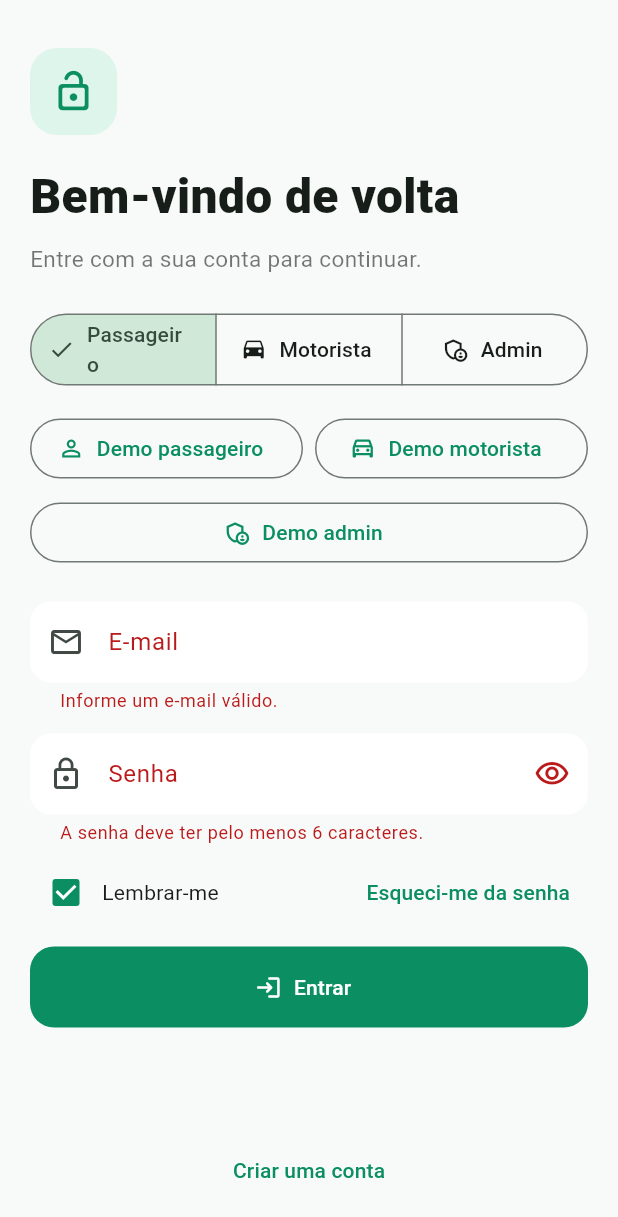
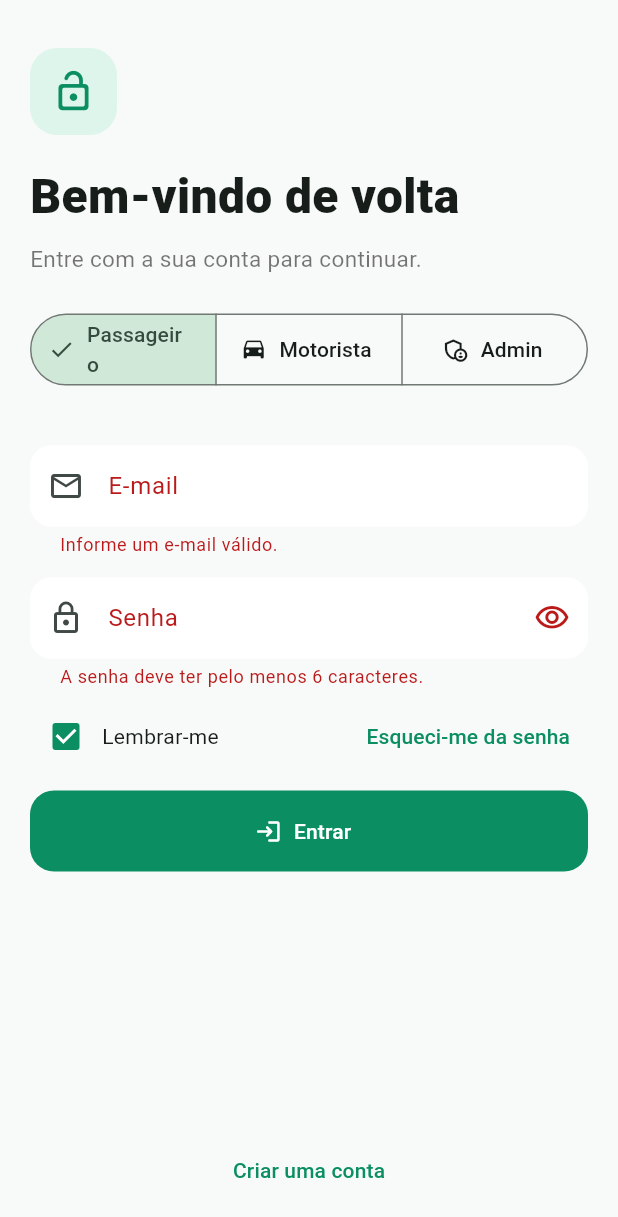
Before and after one commit to mendesbeto/nha_carro, a Flutter app: the screen it shows after launch, after a tap on "Já tenho conta", after a tap on "Entrar", on a phone screen of 412 x 824 dp. Shown: the top 1217 px of the screen. Run offline on Flutter 3.47's test engine with Material 3 defaults, Android fonts, the phone set to English and light mode, and no system bars; our stand-ins replace flutter_secure_storage, geolocator, google_maps_flutter, shared_preferences, socket_io_client; Roboto replaces fonts that are missing (sans).

Commit message:
security: remove demo admin login and persist JWT

```diff
--- a/lib/screens/login_screen.dart
+++ b/lib/screens/login_screen.dart
@@ -36,8 +36,6 @@ class _LoginScreenState extends State<LoginScreen> {
 
     final email = _emailController.text.trim();
     final password = _passwordController.text;
-    final isDemoAdmin = email == 'admin@nhacarro.com' && password == '123456';
-
     setState(() => _loading = true);
 
     try {
@@ -63,6 +61,7 @@ class _LoginScreenState extends State<LoginScreen> {
                     ? 'Passageiro'
                     : 'Motorista'),
         email: (response['email'] as String?) ?? email,
+        accessToken: (response['access_token'] as String?) ?? '',
         rememberMe: _rememberMe,
       );
 
@@ -189,34 +188,6 @@ class _LoginScreenState extends State<LoginScreen> {
                             },
                           ),
                           const SizedBox(height: 14),
-                          Row(
-                            children: [
-                              Expanded(
-                                child: OutlinedButton.icon(
-                                  onPressed: () => _fillDemoCredentials(UserRole.passenger),
-                                  icon: const Icon(Icons.person_outline),
-                                  label: const Text('Demo passageiro'),
-                                ),
-                              ),
-                              const SizedBox(width: 8),
-                              Expanded(
-                                child: OutlinedButton.icon(
-                                  onPressed: () => _fillDemoCredentials(UserRole.driver),
-                                  icon: const Icon(Icons.drive_eta_outlined),
-                                  label: const Text('Demo motorista'),
-                                ),
-                              ),
-                            ],
-                          ),
-                          const SizedBox(height: 8),
-                          SizedBox(
-                            width: double.infinity,
-                            child: OutlinedButton.icon(
-                              onPressed: () => _fillDemoCredentials(UserRole.admin),
-                              icon: const Icon(Icons.admin_panel_settings_outlined),
-                              label: const Text('Demo admin'),
-                            ),
-                          ),
                           const SizedBox(height: 22),
                           TextFormField(
                             controller: _emailController,
```
